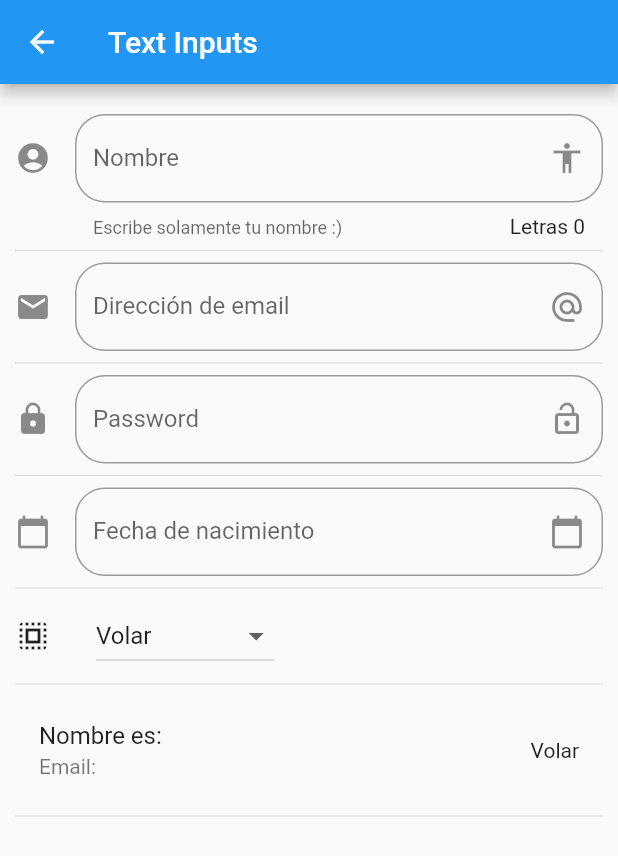
After one commit to igonzarec/dart-flutter-practices, a Flutter app: the InputPage screen opened by its route, on a phone screen of 412 x 824 dp. The commit adds this screen. Shown: the top 856 px of the screen. Run offline on Flutter 3.47's test engine with Material 2 defaults, Android fonts, the phone set to English and light mode, and no system bars; network calls fail.

Commit message:
program finished

```diff
--- /dev/null
+++ b/constituents/lib/src/pages/input_page.dart
@@ -0,0 +1,182 @@
+import 'package:flutter/material.dart';
+
+class InputPage extends StatefulWidget {
+  @override
+  _InputPageState createState() => _InputPageState();
+}
+
+class _InputPageState extends State<InputPage> {
+  String _nombre = "";
+  String _email = "";
+  //String _password = "";
+  String _fecha = "";
+
+  String _opcionSeleccionada = "Volar";
+
+  List<String> _poderes = ["Volar", "Rayos X", "Super Aliento", "Fuerza"];
+
+  TextEditingController _inputFieldDateController = new TextEditingController();
+
+  @override
+  Widget build(BuildContext context) {
+    return Scaffold(
+      appBar: AppBar(
+        title: Text("Text Inputs"),
+      ),
+      body: ListView(
+        padding: EdgeInsets.symmetric(horizontal: 10.0, vertical: 20.0),
+        children: [
+          _crearInput(),
+          Divider(),
+          // _crearPersona(),
+          // Divider(),
+          _crearEmail(),
+          Divider(),
+          _crearPassword(),
+          Divider(),
+          _crearFecha(context),
+          Divider(),
+          _crearDropdown(),
+          Divider(),
+          _crearPersona(),
+          Divider(),
+        ],
+      ),
+    );
+  }
+
+  Widget _crearInput() {
+    return TextField(
+        //autofocus: true,
+        textCapitalization: TextCapitalization.sentences,
+        decoration: InputDecoration(
+            border:
+                OutlineInputBorder(borderRadius: BorderRadius.circular(20.0)),
+            counter: Text("Letras ${_nombre.length}"),
+            hintText: ("Nombre de la persona"),
+            labelText: "Nombre",
+            helperText: "Escribe solamente tu nombre :)",
+            suffixIcon: Icon(Icons.accessibility),
+            icon: Icon(Icons.account_circle)),
+        onChanged: (valor) {
+          setState(() {
+            _nombre = valor;
+          });
+        });
+  }
+
+  // Widget _crearPersona() {
+  // return ListTile(
+  //    title: Text("Nombre es: $_nombre"),
+  //    subtitle: Text("Email es: $_email"),
+  //   );
+//  }
+
+  Widget _crearEmail() {
+    return TextField(
+        keyboardType: TextInputType.emailAddress,
+        decoration: InputDecoration(
+            border:
+                OutlineInputBorder(borderRadius: BorderRadius.circular(20.0)),
+            hintText: ("Dirección de email"),
+            labelText: "Dirección de email",
+            suffixIcon: Icon(Icons.alternate_email),
+            icon: Icon(Icons.email)),
+        onChanged: (valor) {
+          setState(() {
+            _email = valor;
+          });
+        });
+  }
+
+  _crearPassword() {
+    return TextField(
+        obscureText: true,
+        decoration: InputDecoration(
+            border:
+                OutlineInputBorder(borderRadius: BorderRadius.circular(20.0)),
+            hintText: ("Password"),
+            labelText: "Password",
+            suffixIcon: Icon(Icons.lock_open),
+            icon: Icon(Icons.lock)),
+        onChanged: (valor) {
+          setState(() {
+            //_password = valor;
+          });
+        });
+  }
+
+  Widget _crearFecha(BuildContext context) {
+    return TextField(
+        enableInteractiveSelection: false,
+        controller: _inputFieldDateController,
+        decoration: InputDecoration(
+            border:
+                OutlineInputBorder(borderRadius: BorderRadius.circular(20.0)),
+            hintText: ("Fecha de nacimiento"),
+            labelText: "Fecha de nacimiento",
+            suffixIcon: Icon(Icons.calendar_today),
+            icon: Icon(Icons.calendar_today)),
+        onTap: () {
+          FocusScope.of(context).requestFocus(new FocusNode());
+          _selectDate(context);
+        });
+  }
+
+  _selectDate(BuildContext context) async {
+    DateTime picked = await showDatePicker(
+        context: context,
+        initialDate: new DateTime.now(),
+        firstDate: new DateTime(2020),
+        lastDate: new DateTime(2025),
+        locale: Locale('es', 'ES'));
+
+    if (picked != null) {
+      setState(() {
+        _fecha = picked.toString();
+        _inputFieldDateController.text = _fecha;
+      });
+    }
+  }
+
+  List<DropdownMenuItem<String>> getOpcionesDropdown() {
+    List<DropdownMenuItem<String>> lista = new List();
+
+    _poderes.forEach((poder) {
+      lista.add(DropdownMenuItem(
+        child: Text(poder),
+        value: poder,
+      ));
+    });
+
+    return lista;
+  }
+
+  Widget _crearDropdown() {
+    return Row(
+      children: [
+        Icon(Icons.select_all),
+        SizedBox(
+          width: 30.0,
+        ),
+        DropdownButton(
+          value: _opcionSeleccionada,
+          items: getOpcionesDropdown(),
+          onChanged: (opt) {
+            setState(() {
+              _opcionSeleccionada = opt;
+            });
+          },
+        )
+      ],
+    );
+  }
+
+  _crearPersona() {
+    return ListTile(
+      title: Text("Nombre es: $_nombre"),
+      subtitle: Text("Email: $_email"),
+      trailing: Text(_opcionSeleccionada),
+    );
+  }
+}
--- a/constituents/lib/src/providers/menu_provider.dart
+++ b/constituents/lib/src/providers/menu_provider.dart
@@ -4,7 +4,7 @@ import 'dart:convert';
 
 class _MenuProvider {
   List<dynamic> opciones = [];
-  _MenuProvider() {}
+  _MenuProvider();
 
   Future<List<dynamic>> cargarData() async {
     final resp = await rootBundle.loadString('data/menu_opts.json');
--- a/constituents/lib/src/utils/icono_string_util.dart
+++ b/constituents/lib/src/utils/icono_string_util.dart
@@ -4,6 +4,10 @@ final _icons = <String, IconData>{
   'add_alert': Icons.add_alert,
   'accessibility': Icons.accessibility,
   'folder_open': Icons.folder_open,
+  'donut_large': Icons.donut_large,
+  'input': Icons.input,
+  'list': Icons.list,
+  'tune': Icons.tune,
 };
 
 Icon getIcon(String nombreIcono) {
```
Also changed, not shown: constituents/data/menu_opts.json (+20 -0 lines), constituents/lib/main.dart (+21 -4 lines), constituents/lib/src/pages/alert_page.dart (+48 -0 lines), constituents/lib/src/pages/animated_container.dart (added, +59 -0 lines), constituents/lib/src/pages/avatar_page.dart (+26 -4 lines), constituents/lib/src/pages/card_page.dart (added, +89 -0 lines), constituents/lib/src/pages/home_page.dart (+8 -5 lines), constituents/lib/src/pages/listview_page.dart (added, +126 -0 lines), constituents/lib/src/pages/slider_page.dart (added, +89 -0 lines), constituents/lib/src/routes/routes.dart (added, +22 -0 lines), constituents/pubspec.yaml (+6 -1 lines), constituents/data/assets/jar-loading.gif (added), constituents/pubspec.lock.
